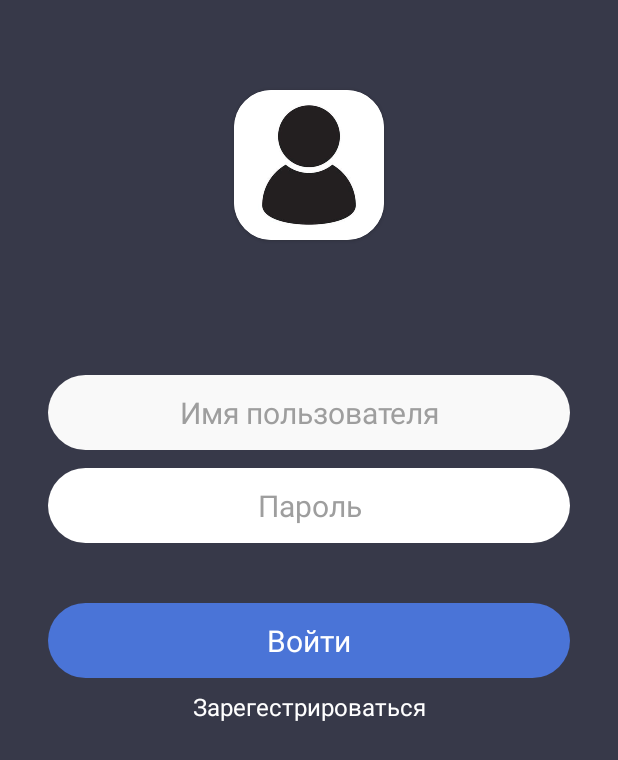
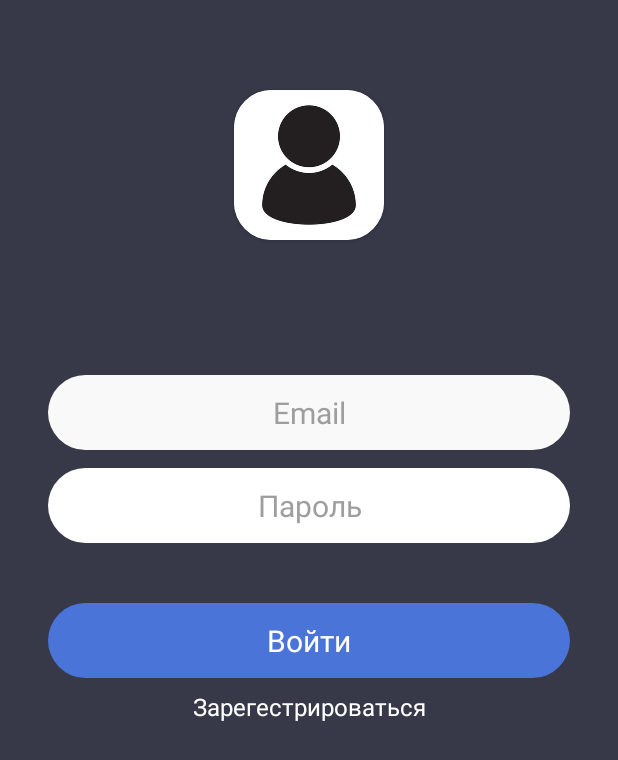
Before and after one commit to ilokismk/arovozik, an Android app: the screen it shows after launch (MainActivity), on a phone screen of 412 x 824 dp. Shown: the top 760 px of the screen. Run offline under Robolectric (Android 15) with nearby library versions, the phone set to English and light mode, and no system bars; our stand-ins replace Firebase (no records; nobody signed in at launch, a user with empty details on screens opened directly).

Commit message:
first commit

```diff
--- a/app/src/main/res/layout/activity_main.xml
+++ b/app/src/main/res/layout/activity_main.xml
@@ -38,7 +38,7 @@
         android:paddingEnd="8dp"
         android:inputType="text"
         android:textSize="20dp"
-        android:hint="Имя пользователя"
+        android:hint="Email"
         android:textColorHint="#9E9E9E"
         app:layout_constraintEnd_toEndOf="parent"
         app:layout_constraintStart_toStartOf="parent"
```
